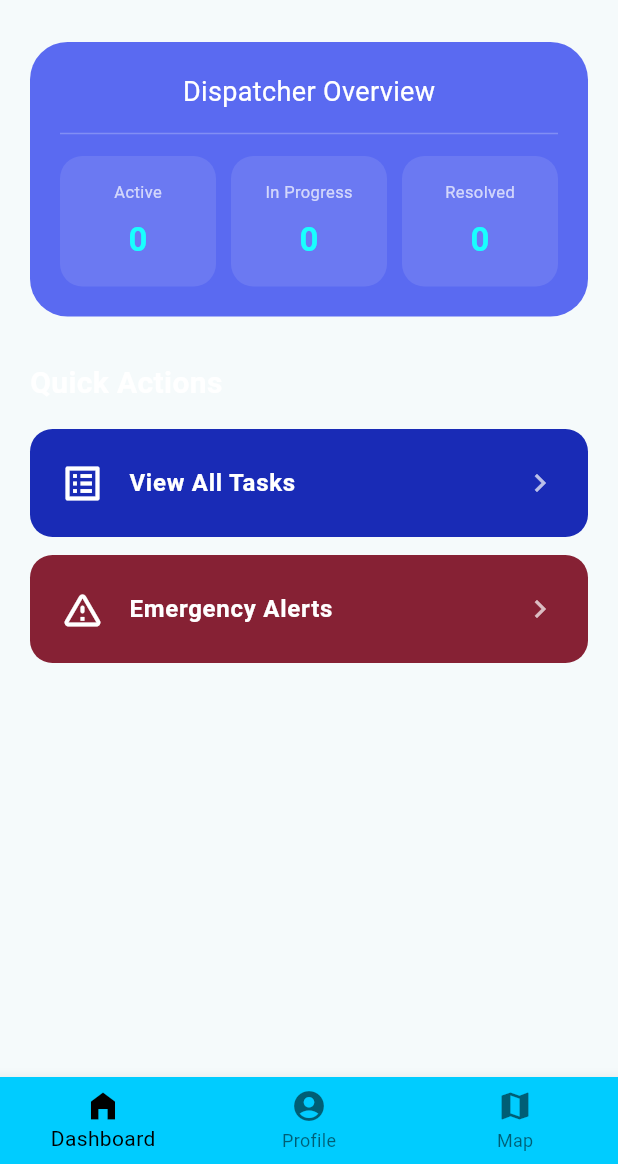
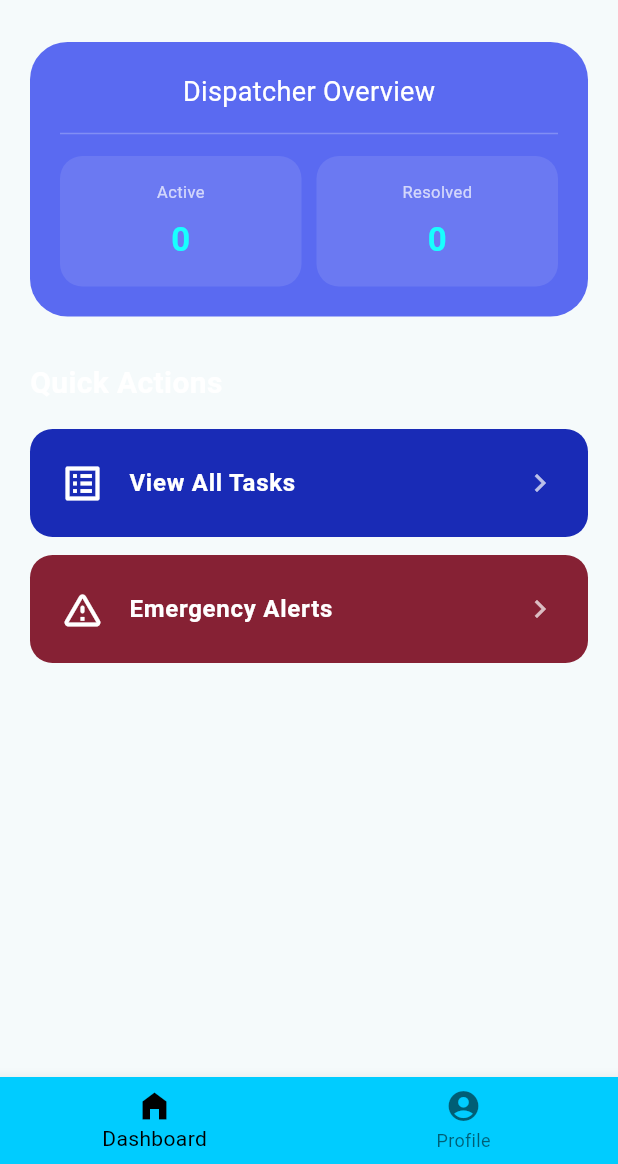
Before and after one commit to The-Monarch-of-Programming/Sentinel-A-Helmet-Mounted-Emergency-Crash-Detection-Device, a Flutter app: the DashboardPage screen opened directly, on a phone screen of 412 x 824 dp, the part 72-1236 px from its top. Run offline on Flutter 3.47's test engine with Material 3 defaults, Android fonts, the phone set to English and light mode, and no system bars; our stand-ins replace cloud_firestore, firebase_auth, firebase_core, geocoding, geolocator, google_maps_flutter; accounts and stored records are empty.

Commit message:
Minor updates
- updated incident history to show severity
- dispatch page map standardization

```diff
--- a/lib/DispatchPage.dart
+++ b/lib/DispatchPage.dart
@@ -163,7 +163,6 @@ class DashboardPage extends StatelessWidget {
 
           return _DashboardContent(
             active: active,
-            progress: progress,
             resolved: resolved,
           );
         },
@@ -174,10 +173,9 @@ class DashboardPage extends StatelessWidget {
 }
 
 class _DashboardContent extends StatelessWidget {
-  final int active, progress, resolved;
+  final int active, resolved;
   const _DashboardContent({
     required this.active,
-    required this.progress,
     required this.resolved,
   });
 
@@ -234,10 +232,6 @@ class _DashboardContent extends StatelessWidget {
             children: [
               Expanded(
                 child: StatBox(label: "Active", value: "$active"),
-              ),
-              const SizedBox(width: 10),
-              Expanded(
-                child: StatBox(label: "In Progress", value: "$progress"),
               ),
               const SizedBox(width: 10),
               Expanded(
@@ -1148,14 +1142,14 @@ class CustomBottomNavBar extends StatelessWidget {
               ),
             );
             break;
-          case 3:
-            Navigator.pushReplacement(
-              context,
-              MaterialPageRoute(
-                builder: (context) => const DispatcherMapPage(),
-              ),
-            );
-            break;
+          // case 3:
+          //   Navigator.pushReplacement(
+          //     context,
+          //     MaterialPageRoute(
+          //       builder: (context) => const DispatcherMapPage(),
+          //     ),
+          //   );
+          //   break;
           default:
             break;
         }
@@ -1170,10 +1164,10 @@ class CustomBottomNavBar extends StatelessWidget {
           icon: Icon(Icons.account_circle),
           label: 'Profile',
         ),
-        BottomNavigationBarItem(
-          icon: Icon(Icons.map),
-          label: 'Map',
-        ),
+        // BottomNavigationBarItem(
+        //   icon: Icon(Icons.map),
+        //   label: 'Map',
+        // ),
       ],
     );
   }
--- a/lib/home.dart
+++ b/lib/home.dart
@@ -70,7 +70,7 @@ class _UserDashboardState extends State<UserDashboard> {
             return _buildIncidentCard(
               data['location'] ?? 'Unknown Location',
               dateLabel,
-              data['status'] ?? 'unknown',
+              data['severity'] ?? 'unknown',
               data['hospital'] ?? '',
             );
           }).toList(),
```
Also changed, not shown: lib/dispatcher_map.dart (+30 -30 lines), lib/dispatchprofile.dart (+6 -3 lines), lib/map.dart (+4 -4 lines).
